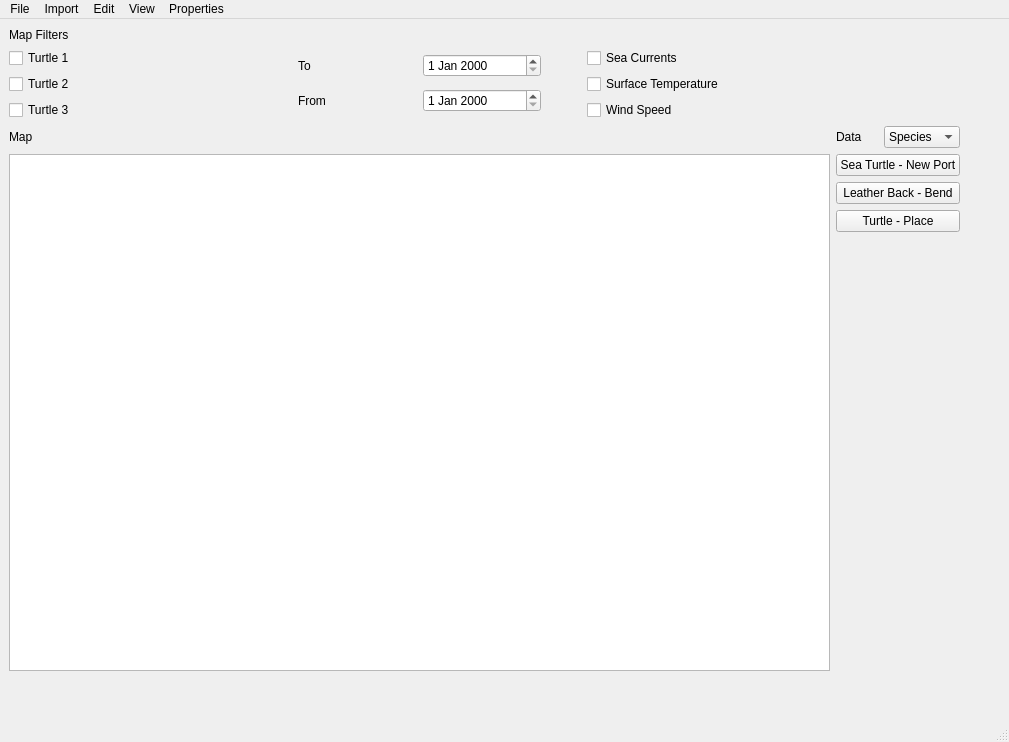
This is code/UI/bmc.ui in Tusingz/marineCritters as Qt 5 draws it before an edit. The edited form follows.
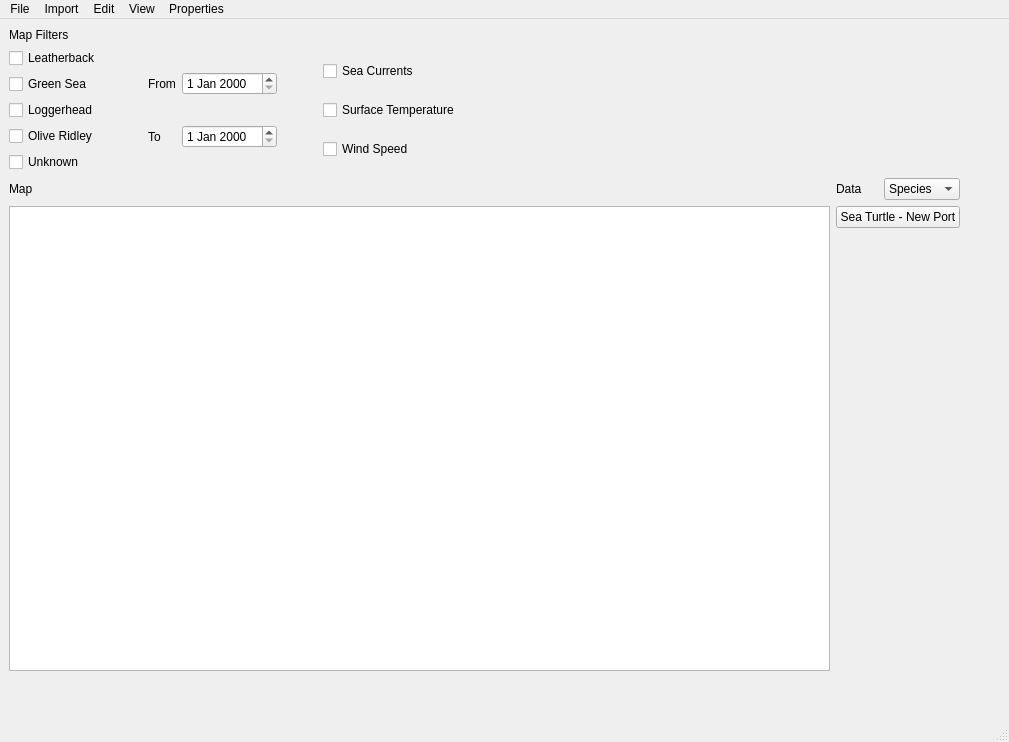
This is the edited form.

Commit message: named all the objects in bmc.ui, made slight changes

The edit to the form file:
```diff
--- a/code/UI/bmc.ui
+++ b/code/UI/bmc.ui
@@ -15,6 +15,22 @@
   </property>
   <widget class="QWidget" name="centralwidget">
    <layout class="QGridLayout" name="gridLayout">
+    <item row="7" column="0">
+     <spacer name="bottomSpacer">
+      <property name="orientation">
+       <enum>Qt::Vertical</enum>
+      </property>
+      <property name="sizeType">
+       <enum>QSizePolicy::Minimum</enum>
+      </property>
+      <property name="sizeHint" stdset="0">
+       <size>
+        <width>20</width>
+        <height>40</height>
+       </size>
+      </property>
+     </spacer>
+    </item>
     <item row="3" column="3">
      <spacer name="horizontalSpacer_4">
       <property name="orientation">
@@ -96,21 +112,35 @@
         <item>
          <widget class="QCheckBox" name="checkBox">
           <property name="text">
-           <string>Turtle 1</string>
+           <string>Leatherback</string>
           </property>
          </widget>
         </item>
         <item>
          <widget class="QCheckBox" name="checkBox_3">
           <property name="text">
-           <string>Turtle 2</string>
+           <string>Green Sea</string>
           </property>
          </widget>
         </item>
         <item>
          <widget class="QCheckBox" name="checkBox_2">
           <property name="text">
-           <string>Turtle 3</string>
+           <string>Loggerhead</string>
+          </property>
+         </widget>
+        </item>
+        <item>
+         <widget class="QCheckBox" name="oliveRidleyCheck">
+          <property name="text">
+           <string>Olive Ridley</string>
+          </property>
+         </widget>
+        </item>
+        <item>
+         <widget class="QCheckBox" name="unknownCheck">
+          <property name="text">
+           <string>Unknown</string>
           </property>
          </widget>
         </item>
@@ -133,14 +163,7 @@
        </spacer>
       </item>
       <item>
-       <layout class="QGridLayout" name="gridLayout_3">
-        <item row="1" column="1">
-         <widget class="QLabel" name="label_5">
-          <property name="text">
-           <string>From</string>
-          </property>
-         </widget>
-        </item>
+       <layout class="QGridLayout" name="dateLayout">
         <item row="1" column="2">
          <widget class="QDateEdit" name="dateEdit_2"/>
         </item>
@@ -148,7 +171,14 @@
          <widget class="QDateEdit" name="dateEdit"/>
         </item>
         <item row="0" column="1">
-         <widget class="QLabel" name="label_4">
+         <widget class="QLabel" name="fromLabel">
+          <property name="text">
+           <string>From</string>
+          </property>
+         </widget>
+        </item>
+        <item row="1" column="1">
+         <widget class="QLabel" name="toLabel">
           <property name="text">
            <string>To</string>
           </property>
@@ -197,6 +227,22 @@
         </item>
        </layout>
       </item>
+      <item>
+       <spacer name="mapFilterSpacer3">
+        <property name="orientation">
+         <enum>Qt::Horizontal</enum>
+        </property>
+        <property name="sizeType">
+         <enum>QSizePolicy::Expanding</enum>
+        </property>
+        <property name="sizeHint" stdset="0">
+         <size>
+          <width>40</width>
+          <height>20</height>
+         </size>
+        </property>
+       </spacer>
+      </item>
      </layout>
     </item>
     <item row="5" column="1" colspan="2">
@@ -209,21 +255,7 @@
        </widget>
       </item>
       <item>
-       <widget class="QPushButton" name="pushButton_2">
-        <property name="text">
-         <string>Leather Back - Bend</string>
-        </property>
-       </widget>
-      </item>
-      <item>
-       <widget class="QPushButton" name="pushButton_3">
-        <property name="text">
-         <string>Turtle - Place</string>
-        </property>
-       </widget>
-      </item>
-      <item>
-       <spacer name="verticalSpacer">
+       <spacer name="dataSpacer">
         <property name="orientation">
          <enum>Qt::Vertical</enum>
         </property>
@@ -240,22 +272,6 @@
       </item>
      </layout>
     </item>
-    <item row="7" column="0">
-     <spacer name="verticalSpacer_4">
-      <property name="orientation">
-       <enum>Qt::Vertical</enum>
-      </property>
-      <property name="sizeType">
-       <enum>QSizePolicy::Minimum</enum>
-      </property>
-      <property name="sizeHint" stdset="0">
-       <size>
-        <width>20</width>
-        <height>40</height>
-       </size>
-      </property>
-     </spacer>
-    </item>
    </layout>
   </widget>
   <widget class="QMenuBar" name="menubar">
```
Left out of the diff: 45 changed lines with no effect on the pictures.
